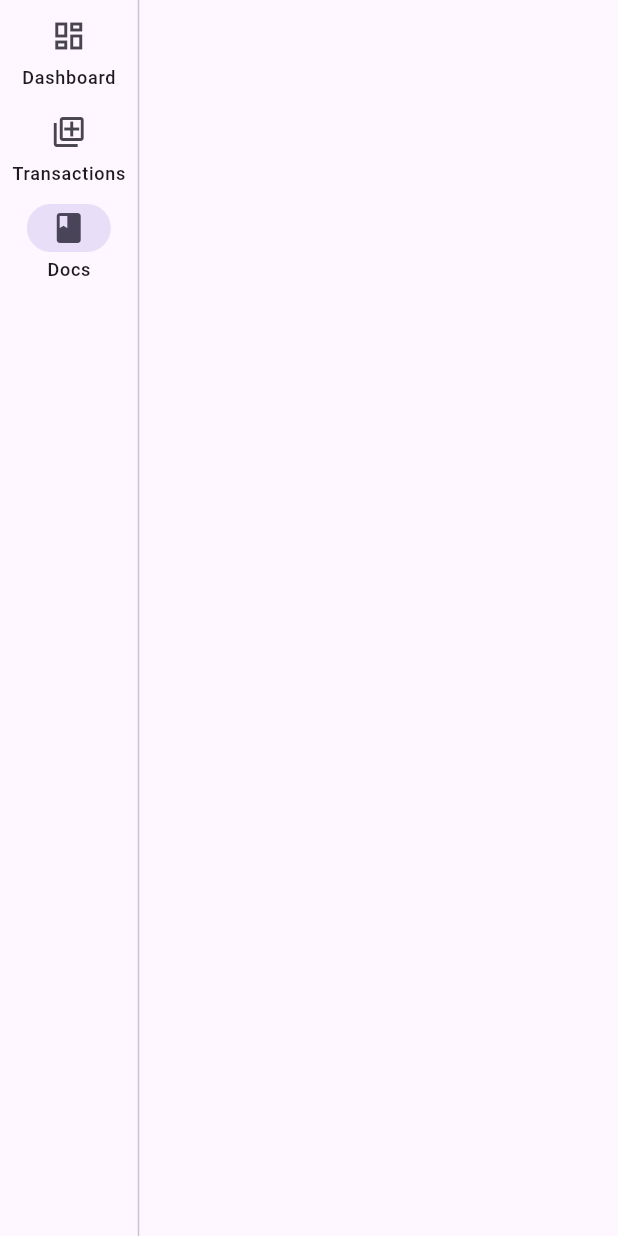
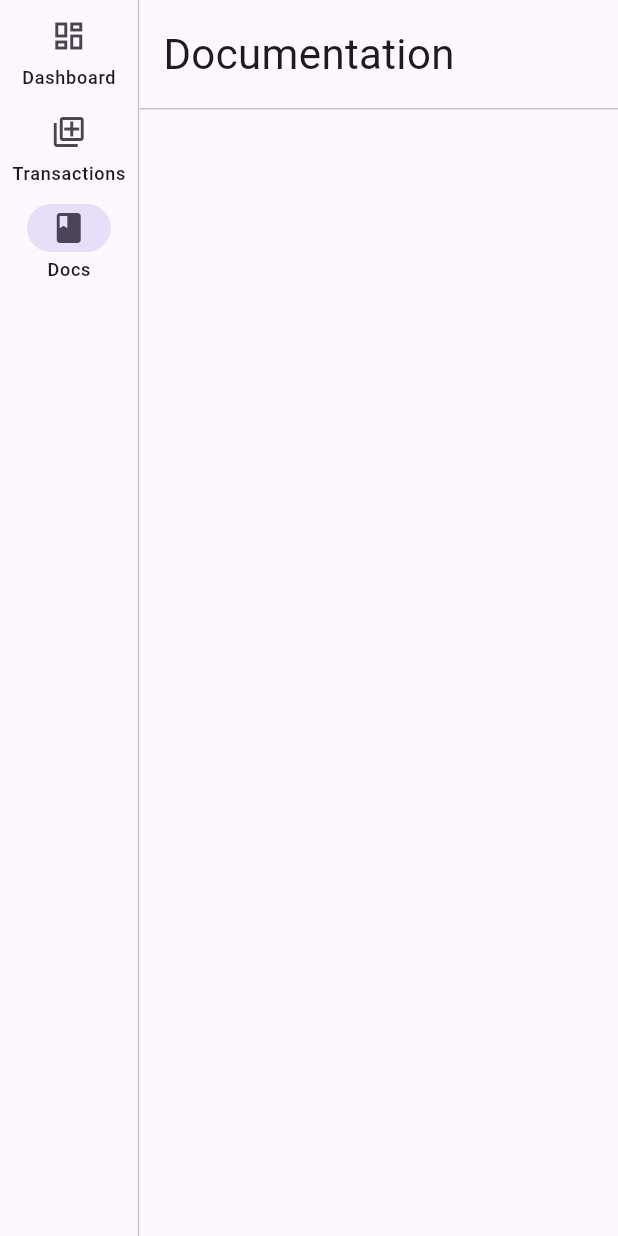
Before and after one commit to Jolvera2001/bud, a Flutter app: the screen it shows after launch, after a tap on "Transactions", after a tap on "Docs", on a phone screen of 412 x 824 dp. Run offline on Flutter 3.47's test engine with Material 3 defaults, Android fonts, the phone set to English and light mode, and no system bars; our stand-ins replace isar; accounts and stored records are empty; generated files the repository leaves out were written again.

```diff
--- a/lib/app.dart
+++ b/lib/app.dart
@@ -20,7 +20,6 @@ class _MainAppNavState extends State<BudApp> {
     Transactions(),
     Documentation()
   ];
-
 
   @override
   Widget build(BuildContext context) {
--- a/lib/screens/documentation.dart
+++ b/lib/screens/documentation.dart
@@ -5,6 +5,21 @@ class Documentation extends StatelessWidget {
 
   @override
   Widget build(BuildContext context) {
-    return Column();
+    return Column(
+      children: [
+        Padding(
+          padding: const EdgeInsets.all(16.0),
+          child: Row(
+            children: [
+              Text(
+                "Documentation",
+                style: TextStyle(fontSize: 28),
+              ),
+            ],
+          ),
+        ),
+        Divider(thickness: 1, height: 1,),
+      ],
+    );
   }
 }
--- a/lib/screens/transactions.dart
+++ b/lib/screens/transactions.dart
@@ -39,10 +39,6 @@ class Transactions extends StatelessWidget {
               },
               child: Text("Open dialog"),
             ),
-            Text(viewModel.name),
-            TextField(
-              onChanged: (value) => viewModel.updateName(value),
-            )
           ],
         );
       }
--- a/pubspec.yaml
+++ b/pubspec.yaml
@@ -14,6 +14,7 @@ dependencies:
   provider: ^6.1.5
   path_provider: ^2.1.5
   markdown_widget: ^2.3.2
+  logger: ^2.5.0
   isar:
     version: *isar_version
     hosted: https://pub.isar-community.dev/
```
Also changed, not shown: pubspec.lock.
